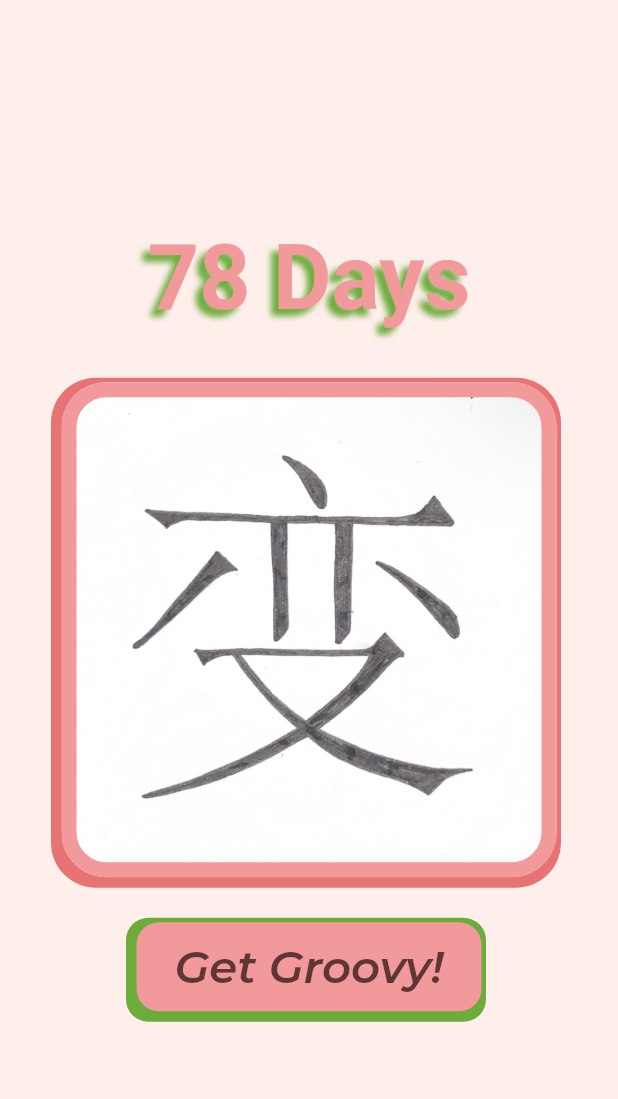
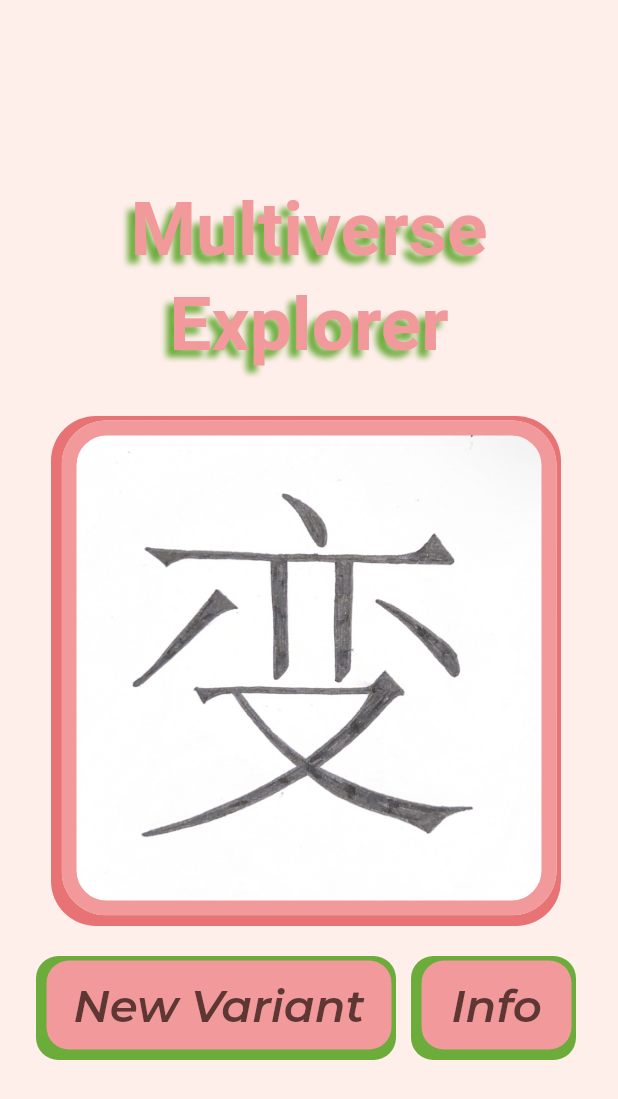
Before and after one commit to lucyyyli/78DaysProject, a Flutter app: the screen it shows after launch, on a phone screen of 412 x 824 dp. Shown: the top 1099 px of the screen. Run offline on Flutter 3.47's test engine with Material 3 defaults, Android fonts, the phone set to English and light mode, and no system bars; our stand-ins replace google_fonts, simple_animations; Roboto replaces fonts that are missing (Shrikhand).

Commit message:
add info button

```diff
--- a/lib/constants/app_theme.dart
+++ b/lib/constants/app_theme.dart
@@ -54,7 +54,7 @@ class AppThemeData {
         fontWeight: _semiBold, fontSize: 40.0, color: colorScheme.surface),
     headlineLarge: GoogleFonts.shrikhand(
       fontWeight: _bold,
-      fontSize: 60.0,
+      fontSize: 50.0,
       color: colorScheme.tertiary,
       shadows: <Shadow>[
         Shadow(
@@ -70,9 +70,9 @@ class AppThemeData {
       ],
     ),
     titleSmall: GoogleFonts.montserrat(
-        fontWeight: _medium, fontSize: 14.0, color: colorScheme.surface),
+        fontWeight: _medium, fontSize: 18.0, color: colorScheme.surface),
     titleMedium: GoogleFonts.montserrat(
-        fontWeight: _medium, fontSize: 20.0, color: colorScheme.surface),
+        fontWeight: _medium, fontSize: 20.0, color: colorScheme.surface, fontStyle: FontStyle.italic),
     titleLarge: GoogleFonts.montserrat(
         fontWeight: _semiBold,
         fontSize: 30.0,
--- a/lib/ui/home.dart
+++ b/lib/ui/home.dart
@@ -1,5 +1,6 @@
 import 'dart:developer' as dev;
 import 'package:flutter/material.dart';
+import 'package:google_fonts/google_fonts.dart';
 import 'package:simple_animations/animation_builder/mirror_animation_builder.dart';
 import '../constants/app_theme.dart';
 import '../constants/assets.dart';
@@ -77,7 +78,7 @@ class _HomeScreenState extends State<HomeScreen> {
                   );
                 },
                 child: Text(
-                  "78 Days",
+                  "Multiverse Explorer",
                   textAlign: TextAlign.center,
                   style: Theme.of(context).textTheme.headlineLarge,
                 )),
@@ -105,6 +106,9 @@ class _HomeScreenState extends State<HomeScreen> {
               ),
             ),
             SizedBox(height: 30),
+            Row(
+              mainAxisAlignment: MainAxisAlignment.center,
+              children: [
                 Container(
                   padding: EdgeInsets.all(5.0),
                   width: 230,
@@ -115,7 +119,8 @@ class _HomeScreenState extends State<HomeScreen> {
                     ),
                     boxShadow: [
                       BoxShadow(
-                    color: AppThemeData.appTheme.colorScheme.tertiaryContainer,
+                        color:
+                            AppThemeData.appTheme.colorScheme.tertiaryContainer,
                         spreadRadius: 5,
                         blurRadius: 0,
                         offset: Offset(-2, 2), // changes position of shadow
@@ -125,12 +130,13 @@ class _HomeScreenState extends State<HomeScreen> {
                   child: TextButton(
                     onPressed: () {
                       setState(() {
-                    dev.log("unused length:" + unusedPics.length.toString() +
-                        "used length: " + usedPics.length.toString());
+                        dev.log("unused length:" +
+                            unusedPics.length.toString() +
+                            "used length: " +
+                            usedPics.length.toString());
                         if (unusedPics.length == 0) {
                           unusedPics = usedPics;
                           usedPics = <int>[];
-
                         }
                         if (unusedPics.length == pics.length) {
                           currPic = 0;
@@ -143,21 +149,126 @@ class _HomeScreenState extends State<HomeScreen> {
                           dev.log("currPic: " + currPic.toString());
                           unusedPics.removeAt(random);
                           usedPics.add(currPic);
-                      dev.log("unused length:" + unusedPics.length.toString() +
-                          "used length: " + usedPics.length.toString());
+                          dev.log("unused length:" +
+                              unusedPics.length.toString() +
+                              "used length: " +
+                              usedPics.length.toString());
                         }
                       });
                     },
                     style: ButtonStyle(),
                     child: Text(
-                  "Get Groovy!",
+                      "New Variant",
+                      style: Theme.of(context).textTheme.titleLarge,
+                    ),
+                  ),
+                ),
+                SizedBox(width: 20),
+                Container(
+                  padding: EdgeInsets.all(5.0),
+                  width: 100,
+                  decoration: BoxDecoration(
+                    color: AppThemeData.appTheme.colorScheme.tertiary,
+                    borderRadius: BorderRadius.all(
+                      Radius.circular(15),
+                    ),
+                    boxShadow: [
+                      BoxShadow(
+                        color:
+                            AppThemeData.appTheme.colorScheme.tertiaryContainer,
+                        spreadRadius: 5,
+                        blurRadius: 0,
+                        offset: Offset(-2, 2), // changes position of shadow
+                      )
+                    ],
+                  ),
+                  child: TextButton(
+                    onPressed: () {
+                      dev.log("Info button pressed");
+                      showDialog(
+                        context: context,
+                        builder: (BuildContext context) {
+                          return infoDialog();
+                        },
+                      );
+                    },
+                    style: ButtonStyle(),
+                    child: Text(
+                      "Info",
                       style: Theme.of(context).textTheme.titleLarge,
                     ),
                   ),
                 ),
               ],
             ),
+          ],
+        ),
       ),
     );
   }
+
+  Widget infoDialog() {
+    return AlertDialog(
+      title: RichText(
+        text: TextSpan(
+          style: GoogleFonts.montserrat(
+              fontSize: 20.0,
+              fontWeight: FontWeight.w700,
+              color: Theme.of(context).colorScheme.surface),
+          children: <TextSpan>[
+            TextSpan(text: "What is this?"),
+          ],
+        ),
+      ),
+      titleTextStyle: Theme.of(context).textTheme.titleMedium,
+      contentTextStyle: Theme.of(context).textTheme.titleSmall,
+      content: Container(
+          height: 235,
+          child: RichText(
+            text: TextSpan(
+              style: GoogleFonts.montserrat(
+                  fontSize: 18.0,
+                  fontWeight: FontWeight.w500,
+                  color: Theme.of(context).colorScheme.surface),
+              children: <TextSpan>[
+                TextSpan(
+                  text: '变',
+                  style: const TextStyle(fontWeight: FontWeight.w700),
+                ),
+                TextSpan(
+                  text: ': To change, transform, become.\n\n',
+                  style: const TextStyle(fontStyle: FontStyle.italic),
+                ),
+                TextSpan(text: 'Inspired by the wacky alternate universes of '),
+                TextSpan(
+                  text: 'Everything Everywhere All at Once',
+                  style: const TextStyle(fontStyle: FontStyle.italic),
+                ),
+                TextSpan(
+                    text:
+                        ', explore the variants of 变 through the vast and absurd multiverse.'),
+              ],
+            ),
+          )),
+      backgroundColor: Theme.of(context).colorScheme.primaryContainer,
+      actions: <Widget>[
+        TextButton(
+          onPressed: () {
+            Navigator.of(context).pop();
+          },
+          child: RichText(
+            text: TextSpan(
+              style: GoogleFonts.montserrat(
+                  fontSize: 18.0,
+                  fontWeight: FontWeight.w700,
+                  color: Theme.of(context).colorScheme.surface),
+              children: <TextSpan>[
+                TextSpan(text: "Start exploring"),
+                ],
+            ),
+          ),
+        ),
+      ],
+    );
   }
+}
```
Lines whose indentation alone changed are shown as unchanged.
